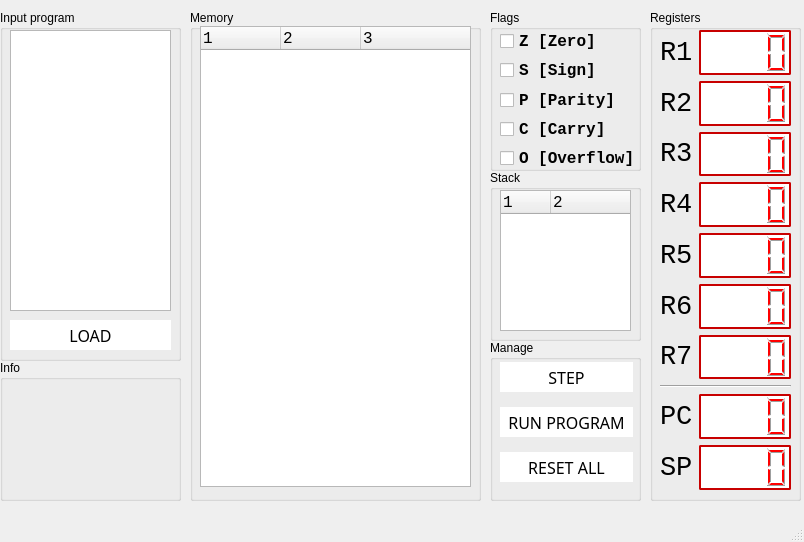
Witness-senpai/asm-emu, file gui/disign.ui: the form before one commit.
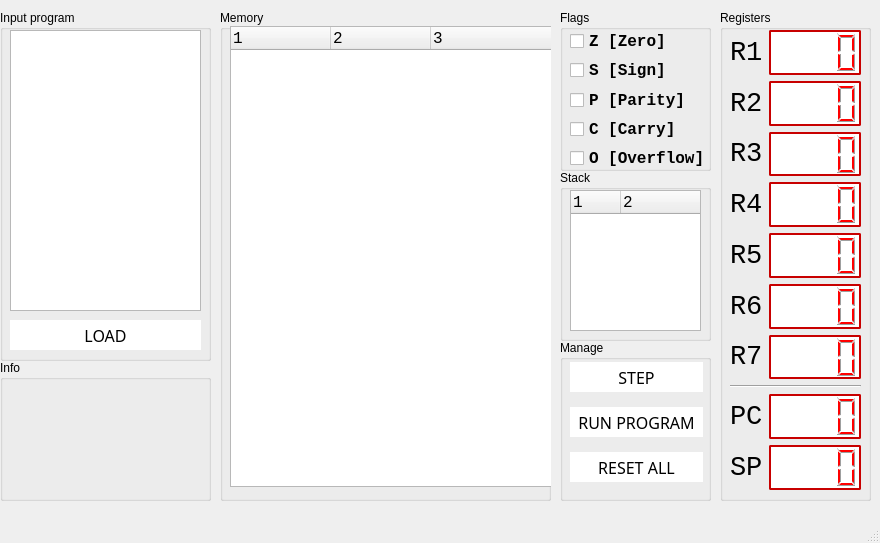
The form after the commit.

What changed in the file:
```diff
--- a/gui/disign.ui
+++ b/gui/disign.ui
@@ -6,8 +6,8 @@
    <rect>
     <x>0</x>
     <y>0</y>
-    <width>804</width>
-    <height>542</height>
+    <width>880</width>
+    <height>543</height>
    </rect>
   </property>
   <property name="windowTitle">
@@ -17,7 +17,7 @@
    <widget class="QGroupBox" name="groupBox">
     <property name="geometry">
      <rect>
-      <x>490</x>
+      <x>560</x>
       <y>10</y>
       <width>151</width>
       <height>161</height>
@@ -177,7 +177,7 @@
    <widget class="QGroupBox" name="groupBox_2">
     <property name="geometry">
      <rect>
-      <x>650</x>
+      <x>720</x>
       <y>10</y>
       <width>151</width>
       <height>491</height>
@@ -919,38 +919,19 @@
      <rect>
       <x>0</x>
       <y>10</y>
-      <width>181</width>
+      <width>211</width>
       <height>351</height>
      </rect>
     </property>
     <property name="title">
      <string>Input program</string>
     </property>
-    <widget class="QPlainTextEdit" name="textEdit_input">
-     <property name="geometry">
-      <rect>
-       <x>10</x>
-       <y>20</y>
-       <width>161</width>
-       <height>281</height>
-      </rect>
-     </property>
-     <property name="font">
-      <font>
-       <family>Consolas</family>
-       <pointsize>12</pointsize>
-      </font>
-     </property>
-     <property name="plainText">
-      <string/>
-     </property>
-    </widget>
     <widget class="QPushButton" name="btn_load">
      <property name="geometry">
       <rect>
        <x>10</x>
        <y>310</y>
-       <width>161</width>
+       <width>191</width>
        <height>30</height>
       </rect>
      </property>
@@ -984,11 +965,21 @@
       <string>LOAD</string>
      </property>
     </widget>
+    <widget class="QTextEdit" name="textEdit_input">
+     <property name="geometry">
+      <rect>
+       <x>10</x>
+       <y>20</y>
+       <width>191</width>
+       <height>281</height>
+      </rect>
+     </property>
+    </widget>
    </widget>
    <widget class="QGroupBox" name="groupBox_4">
     <property name="geometry">
      <rect>
-      <x>490</x>
+      <x>560</x>
       <y>170</y>
       <width>151</width>
       <height>171</height>
@@ -1099,7 +1090,7 @@
    <widget class="QGroupBox" name="groupBox_5">
     <property name="geometry">
      <rect>
-      <x>490</x>
+      <x>560</x>
       <y>340</y>
       <width>151</width>
       <height>161</height>
@@ -1223,9 +1214,9 @@
    <widget class="QGroupBox" name="groupBox_6">
     <property name="geometry">
      <rect>
-      <x>190</x>
+      <x>220</x>
       <y>10</y>
-      <width>291</width>
+      <width>331</width>
       <height>491</height>
      </rect>
     </property>
@@ -1240,7 +1231,7 @@
       <rect>
        <x>10</x>
        <y>16</y>
-       <width>271</width>
+       <width>341</width>
        <height>461</height>
       </rect>
      </property>
@@ -1314,7 +1305,7 @@
       <number>30</number>
      </attribute>
      <attribute name="headerDefaultSectionSize">
-      <number>80</number>
+      <number>100</number>
      </attribute>
      <attribute name="headerHighlightSections">
       <bool>false</bool>
@@ -1344,7 +1335,7 @@
      <rect>
       <x>0</x>
       <y>360</y>
-      <width>181</width>
+      <width>211</width>
       <height>141</height>
      </rect>
     </property>
```
Left out of the diff: 2 changed lines with no effect on the pictures.
